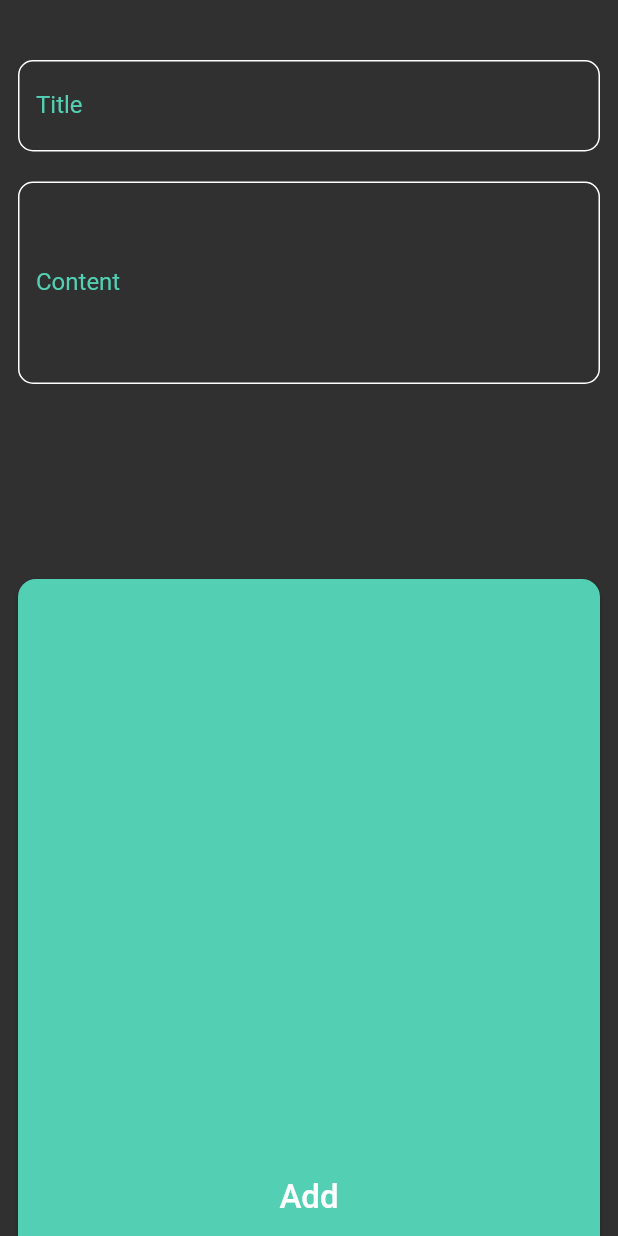
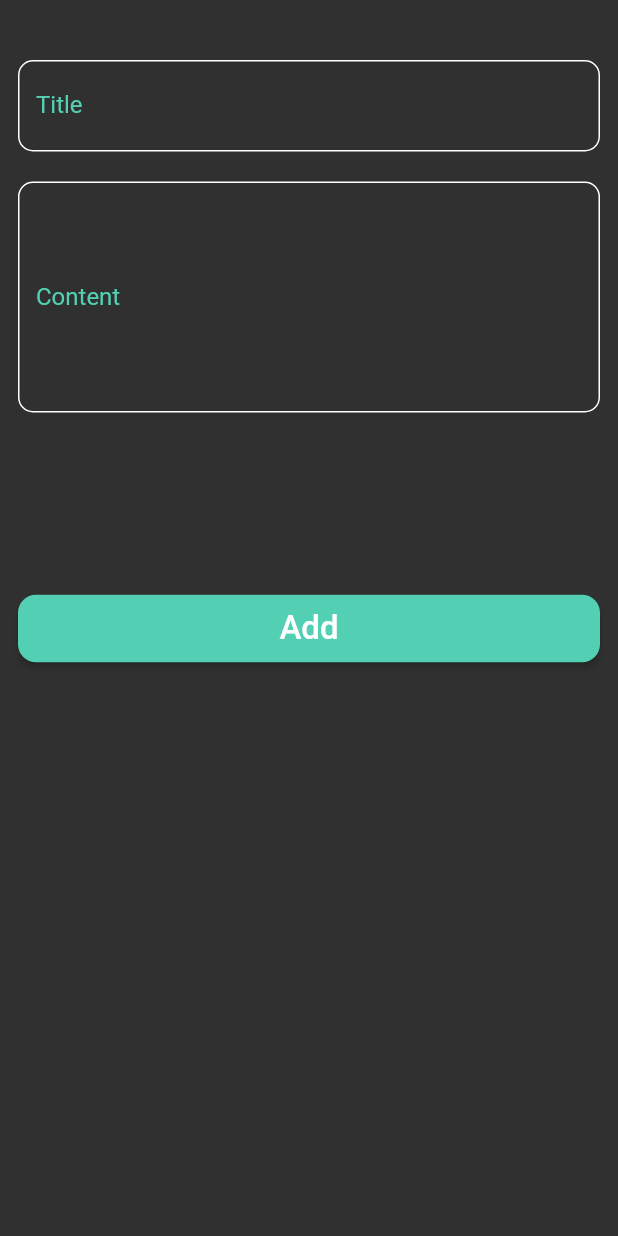
Before and after one commit to Eslam-mahmou/notes_app, a Flutter app: the AddNote widget shown alone on an empty page, opened directly, on a phone screen of 412 x 824 dp. Run offline on Flutter 3.47's test engine with Material 2 defaults, Android fonts, the phone set to English and light mode, and no system bars.

Commit message:
AddNoteForm

```diff
--- a/lib/components/AddButton.dart
+++ b/lib/components/AddButton.dart
@@ -14,7 +14,7 @@ class AddButton extends StatelessWidget {
 
         ),
         minimumSize: Size(MediaQuery.of(context).size.width,
-         MediaQuery.of(context).size.height),
+        45),
       ),
      onPressed: (){
 
--- a/lib/components/AddNote.dart
+++ b/lib/components/AddNote.dart
@@ -9,6 +9,7 @@ class AddNote extends StatelessWidget {
   Widget build(BuildContext context) {
     return Padding(
       padding: const EdgeInsets.symmetric(horizontal: 12),
+      child: SingleChildScrollView(
         child: Column(
           children:const [
             SizedBox(
@@ -18,14 +19,19 @@ class AddNote extends StatelessWidget {
             SizedBox(
               height: 20,
             ),
-           CustomTextField(labelText: 'Content', text: 'Content', maxLines: 5),
+             CustomTextField(labelText: 'Content', text: 'Content', maxLines: 6),
 
           SizedBox(
-          height: 130,
+            height: 120,
           ),
           AddButton(),
 
+          SizedBox(
+            height: 10,
+          ),
+
           ],
+        ),
       ),
     );
   }
```
Also changed, not shown: lib/screens/editNotes.dart (+20 -52 lines). Lines whose indentation alone changed are shown as unchanged.
